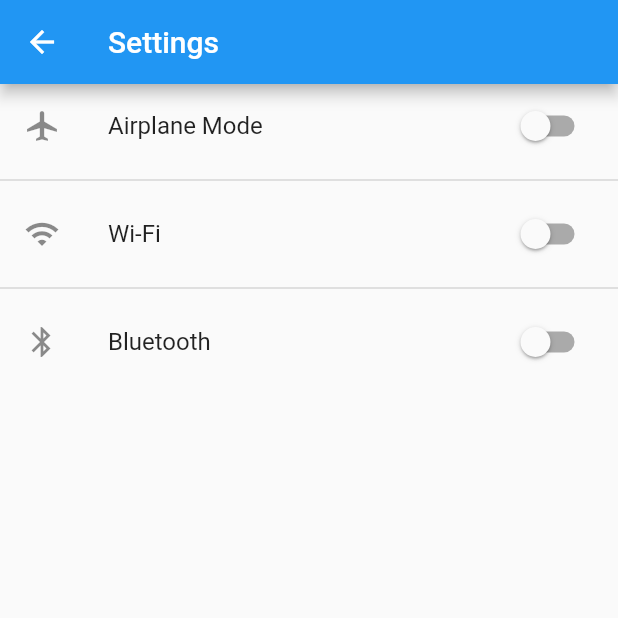
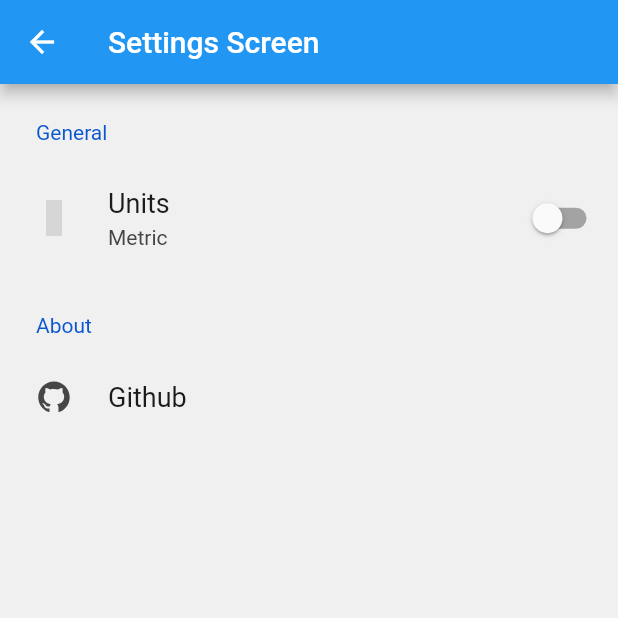
Before and after one commit to SoPat712/Stratos, a Flutter app: the screen it shows after launch, in the side drawer, after a tap on "Settings", on a phone screen of 412 x 824 dp, the top half of it. Run offline on Flutter 3.47's test engine with Material 2 defaults, Android fonts, the phone set to English and light mode, and no system bars; drawn by our look-alikes of settings_ui; our stand-ins replace flutter_dotenv, flutter_icons, flutter_slidable, flutter_spinkit, geocoding, geolocator and 3 more; missing offline and left inert: emojis; grey boxes are pictures that could not be loaded.

Commit message:
Added Settings Screen, code cleanup

```diff
--- a/lib/screens/home_screen.dart
+++ b/lib/screens/home_screen.dart
@@ -216,7 +216,7 @@ class _HomeScreenState extends State<HomeScreen> {
               applicationBloc.searchPlaces(query);
               currentQuery = query;
             },
-            transition: ExpandingFloatingSearchBarTransition(),
+            transition: SlideFadeFloatingSearchBarTransition(),
             actions: [
               FloatingSearchBarAction(
                 showIfOpened: false,
@@ -225,7 +225,6 @@ class _HomeScreenState extends State<HomeScreen> {
                   onPressed: () {
                     //weatherCall();
                     rendering = true;
-                    log(rendering.toString());
                     applicationBloc.setCurrentLocation();
                     setState(() {
                       startTimer();
@@ -376,13 +375,13 @@ class _HomeScreenState extends State<HomeScreen> {
   }
 
   Future<Onecall?> loadOneCall() async {
-    await waitForASecond();
+    //await waitForASecond();
     return await DataService.weatherData;
   }
 
-  Future<void> waitForASecond() async {
-    await Future.delayed(const Duration(seconds: 2), () {});
-  }
+  //Future<void> waitForASecond() async {
+  //  await Future.delayed(const Duration(seconds: 2), () {});
+  //}
 
   void startTimer() {
     const oneSec = Duration(milliseconds: 1500);
@@ -417,6 +416,10 @@ class _HomeScreenState extends State<HomeScreen> {
       'assets/cloudy.jpg',
       fit: BoxFit.fitHeight,
     );
+  }
+
+  refresh() {
+    setState(() {});
   }
 
   @override
@@ -460,7 +463,11 @@ class _HomeScreenState extends State<HomeScreen> {
                 onTap: () {
                   Navigator.push(
                     context,
-                    MaterialPageRoute(builder: (context) => SettingsScreen(title: "Settings")),
+                    MaterialPageRoute(
+                      builder: (context) => SettingsPage(
+                        notifyParent: refresh,
+                      ),
+                    ),
                   );
                 },
               ),
--- a/lib/screens/settings_screen.dart
+++ b/lib/screens/settings_screen.dart
@@ -1,70 +1,167 @@
+// ignore_for_file: import_of_legacy_library_into_null_safe
+
 import 'package:flutter/material.dart';
+import 'package:flutter_icons/flutter_icons.dart';
+import 'package:ih8clouds/blocs/application_bloc.dart';
+import 'package:ih8clouds/services/data_service.dart';
 import 'package:ih8clouds/settings/shared_prefs.dart';
+import 'package:provider/provider.dart';
+import 'package:settings_ui/settings_ui.dart';
+import 'package:url_launcher/url_launcher.dart';
 
-class SettingsScreen extends StatefulWidget {
-  SettingsScreen({Key? key, required this.title}) : super(key: key);
+class SettingsPage extends StatefulWidget {
+  SettingsPage({Key? key, required this.notifyParent}) : super(key: key);
 
-  final String title;
+  final Function() notifyParent;
+
   @override
-  _SettingsScreenState createState() => _SettingsScreenState();
+  _SettingsPageState createState() => _SettingsPageState();
 }
 
-class _SettingsScreenState extends State<SettingsScreen> {
-  bool imperial = false;
-  Future<void> getValues() async {
-    imperial = await SharedPrefs.getImperial();
+class _SettingsPageState extends State<SettingsPage> {
+  bool unit = false;
+
+  @override
+  void initState() {
+    super.initState();
+    initialize();
   }
-  bool _toggleAirplaneMode = false;
-  bool _toggleBluetooth = false;
-  bool _toggleWiFi = false;
+
+  Future<void> initialize() async {
+    var info = await SharedPrefs.getImperial();
+
+    setState(() {
+      unit = info;
+    });
+  }
+
+  Widget buildSettingsList() {
+    final applicationBloc =
+        Provider.of<ApplicationBloc>(context, listen: false);
+    return SettingsList(
+      sections: [
+        /*
+        SettingsSection(
+          title: 'Common',
+          titlePadding: EdgeInsets.only(
+            top: 20,
+            left: 70,
+          ),
+          tiles: [
+            SettingsTile(
+              title: 'Environment',
+              subtitle: 'Production',
+              leading: Icon(Icons.cloud_queue),
+            ),
+          ],
+        ),
+        SettingsSection(
+          title: 'Account',
+          titlePadding: EdgeInsets.only(
+            top: 20,
+            left: 70,
+          ),
+          tiles: [
+            SettingsTile(title: 'Phone number', leading: Icon(Icons.phone)),
+            SettingsTile(title: 'Email', leading: Icon(Icons.email)),
+            SettingsTile(title: 'Sign out', leading: Icon(Icons.exit_to_app)),
+          ],
+        ),*/
+        SettingsSection(
+          title: 'General',
+          titlePadding: EdgeInsets.only(
+            top: 20,
+            left: 70,
+          ),
+          tiles: [
+            SettingsTile.switchTile(
+              switchValue: unit,
+              title: 'Units',
+              subtitle: (unit) ? "Imperial" : "Metric",
+              leading: Icon(FlutterIcons.tape_measure_mco),
+              onToggle: (bool value) async {
+                await SharedPrefs.setImperial(value);
+                await initialize();
+                await DataService.getWeather(
+                    applicationBloc
+                        .selectedLocationStatic!.geometry.location.lat,
+                    applicationBloc
+                        .selectedLocationStatic!.geometry.location.lng);
+                widget.notifyParent();
+                setState(() {});
+              },
+            ),
+          ],
+        ),
+        /*
+        SettingsSection(
+          titlePadding: EdgeInsets.only(
+            top: 20,
+            left: 70,
+          ),
+          title: 'Misc',
+          tiles: [
+            SettingsTile(
+                title: 'Terms of Service', leading: Icon(Icons.description)),
+            SettingsTile(
+                title: 'Open source licenses',
+                leading: Icon(Icons.collections_bookmark)),
+          ],
+        ),*/
+        SettingsSection(
+          title: 'About',
+          titlePadding: EdgeInsets.only(
+            top: 20,
+            left: 70,
+          ),
+          tiles: [
+            SettingsTile(
+              title: 'Github',
+              leading: Icon(FlutterIcons.github_ant),
+              onPressed: (BuildContext context) {
+                launch("https://github.com/SoPat712/ih8clouds");
+              },
+            ),
+          ],
+        ),
+      ],
+    );
+  }
 
   @override
   Widget build(BuildContext context) {
+    final applicationBloc =
+        Provider.of<ApplicationBloc>(context, listen: false);
     return Scaffold(
       appBar: AppBar(
-          title: Text(widget.title),
+        title: Text("Settings Screen"),
       ),
-        body: Center(
-            child: Column(
-          children: [
-            SwitchListTile(
-              title: Text('Airplane Mode'),
-              secondary: Icon(Icons.airplanemode_active),
-              onChanged: (value) {
-                setState(() {
-                  _toggleAirplaneMode = value;
-                });
+      body: /*SettingsList(
+        sections: [
+          SettingsSection(
+            title: 'Section',
+            tiles: [
+              SettingsTile.switchTile(
+                title: 'Units',
+                leading: Icon(FlutterIcons.tape_measure_mco),
+                switchValue: unit,
+                onToggle: (bool value) async {
+                  await SharedPrefs.setImperial(value);
+                  await initialize();
+                  await DataService.getWeather(
+                      applicationBloc
+                          .selectedLocationStatic!.geometry.location.lat,
+                      applicationBloc
+                          .selectedLocationStatic!.geometry.location.lng);
+                  widget.notifyParent();
                 },
-              value: _toggleAirplaneMode,
-            ),
-            Divider(
-              thickness: 1.2,
-            ),
-            SwitchListTile(
-              title: Text('Wi-Fi'),
-              secondary: Icon(Icons.wifi),
-              onChanged: (value) {
-                setState(() {
-                  _toggleWiFi = value;
-                });
-              },
-              value: _toggleWiFi,
-            ),
-            Divider(
-              thickness: 1.2,
-            ),
-            SwitchListTile(
-              title: Text('Bluetooth'),
-              secondary: Icon(Icons.bluetooth),
-              onChanged: (value) {
-                setState(() {
-                  _toggleBluetooth = value;
-                });
-              },
-              value: _toggleBluetooth,
               ),
             ],
-        )) // This trailing comma makes auto-formatting nicer for build methods.
+          ),
+        ],
+      ),
+    );*/
+          buildSettingsList(),
     );
   }
 }
--- a/lib/services/data_service.dart
+++ b/lib/services/data_service.dart
@@ -5,28 +5,24 @@ import 'package:ih8clouds/models/json/one_call.dart';
 import 'package:ih8clouds/services/networking.dart';
 import 'package:ih8clouds/settings/shared_prefs.dart';
 
-bool imperial = true;
-String unit = "";
-
 class DataService {
   // ignore: prefer_typing_uninitialized_variables
+
   static var weatherData;
+  static String unit = "";
+  static Future<void> initialize() async {
+    bool useImperial = await SharedPrefs.getImperial();
+    unit = useImperial ? "imperial" : "metric";
+  }
 
   static Future<void> getWeather(double latitude, double longitude) async {
+    await initialize();
     final String? appID = dotenv.env['OPENWEATHER_API_KEY'];
-    imperial = await SharedPrefs.getImperial();
-    if (imperial) {
-      unit = "imperial";
-    } else {
-      unit = "metric";
-    }
     final String url = "https://api.openweathermap.org/data/2.5/onecall?lat=" +
         latitude.toString() +
         "&lon=" +
         longitude.toString() +
-        "&units=" +
-        unit +
-        "&exclude=minutely&appid=" +
+        "&units=$unit&exclude=minutely&appid=" +
         appID!;
 
     log("Url: " + url);
--- a/pubspec.yaml
+++ b/pubspec.yaml
@@ -35,6 +35,7 @@ dependencies:
   flutter:
     sdk: flutter
   flutter_dotenv: ^5.0.2
+  flutter_icons: ^1.1.0
   flutter_slidable: ^0.6.0
   flutter_spinkit: ^5.1.0
   geocoding: ^2.0.1
@@ -44,7 +45,9 @@ dependencies:
   intl: ^0.17.0
   material_floating_search_bar: ^0.3.4
   provider: ^6.0.0
+  settings_ui: ^1.0.0
   shared_preferences: ^2.0.7
+  url_launcher: ^6.0.11
   weather_icons: 3.0.0-nullsafety.0
 
 dev_dependencies:
```
Also changed, not shown: pubspec.lock, 1 other file. Lines whose indentation alone changed are shown as unchanged.
